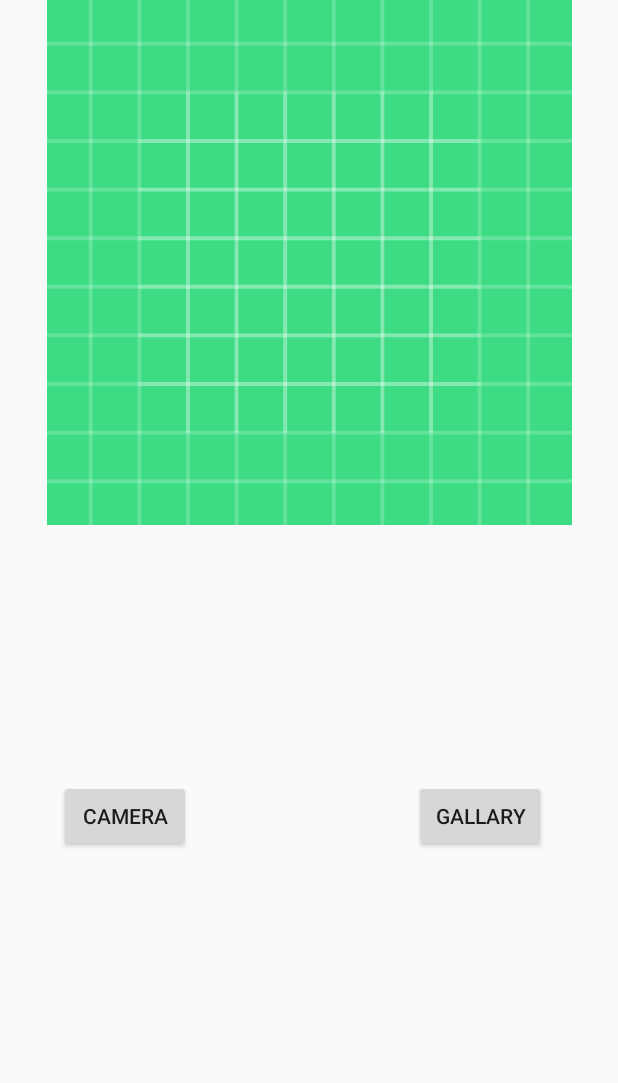
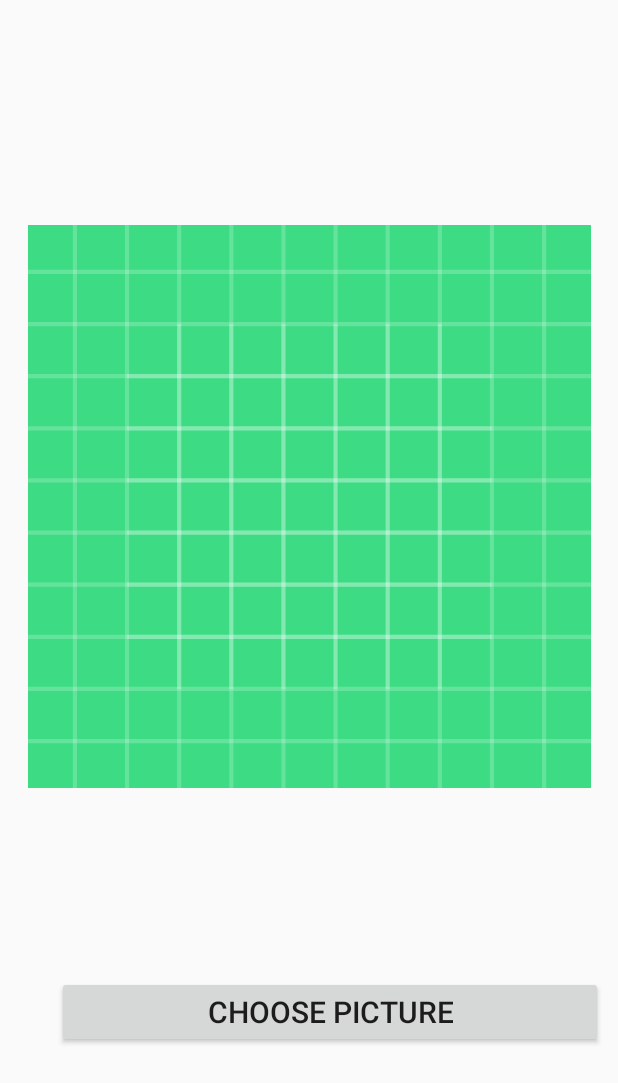
Before and after one commit to Falmn/Fika-2.0, an Android app: the layout activity_new_post.xml on its own in the app's theme, with its tools: preview values and no code run, on a phone screen of 412 x 824 dp. Shown: the top 1083 px of the screen. Run offline under Robolectric (Android 15) with nearby library versions, the phone set to English and light mode, and no system bars.

```diff
--- a/app/src/main/res/layout/activity_new_post.xml
+++ b/app/src/main/res/layout/activity_new_post.xml
@@ -7,17 +7,19 @@
     android:layout_height="match_parent"
     tools:context=".NewPost">
 
+
     <ImageView
         android:id="@+id/displayImageView"
-        android:layout_width="350dp"
-        android:layout_height="350dp"
+        android:layout_marginTop="150dp"
+        android:layout_width="375dp"
+        android:layout_height="375dp"
         app:layout_constraintEnd_toEndOf="parent"
         app:layout_constraintStart_toStartOf="parent"
         app:layout_constraintTop_toBottomOf="parent"
         app:layout_constraintTop_toTopOf="parent"
         app:srcCompat="@drawable/ic_launcher_background" />
 
-    <Button
+<!--    <Button
         android:id="@+id/cameraButton"
         android:layout_width="wrap_content"
         android:layout_height="wrap_content"
@@ -27,15 +29,26 @@
         app:layout_constraintBottom_toBottomOf="parent"
         app:layout_constraintEnd_toEndOf="parent"
         app:layout_constraintHorizontal_bias="0.0"
-        app:layout_constraintStart_toStartOf="parent" />
+        app:layout_constraintStart_toStartOf="parent" />-->
 
     <Button
         android:id="@+id/gallaryButton"
         android:layout_width="wrap_content"
         android:layout_height="wrap_content"
-        android:layout_marginEnd="48dp"
-        android:layout_marginBottom="256dp"
-        android:text="Gallary"
+        android:layout_marginEnd="10dp"
+        android:layout_marginBottom="125dp"
+        android:paddingHorizontal="100dp"
+        android:textSize="20dp"
+        android:text="Choose picture"
         app:layout_constraintBottom_toBottomOf="parent"
         app:layout_constraintEnd_toEndOf="parent" />
+
+<!--    <Button
+        android:id="@+id/Backbutton_newpost"
+        android:layout_width="wrap_content"
+        android:layout_height="wrap_content"
+        android:text="Button"
+        tools:layout_editor_absoluteX="25dp"
+        tools:layout_editor_absoluteY="41dp" />-->
+
 </androidx.constraintlayout.widget.ConstraintLayout>
```
Also changed, not shown: app/src/main/java/ie/ul/fika_20/NewPost.java (+27 -1 lines).
